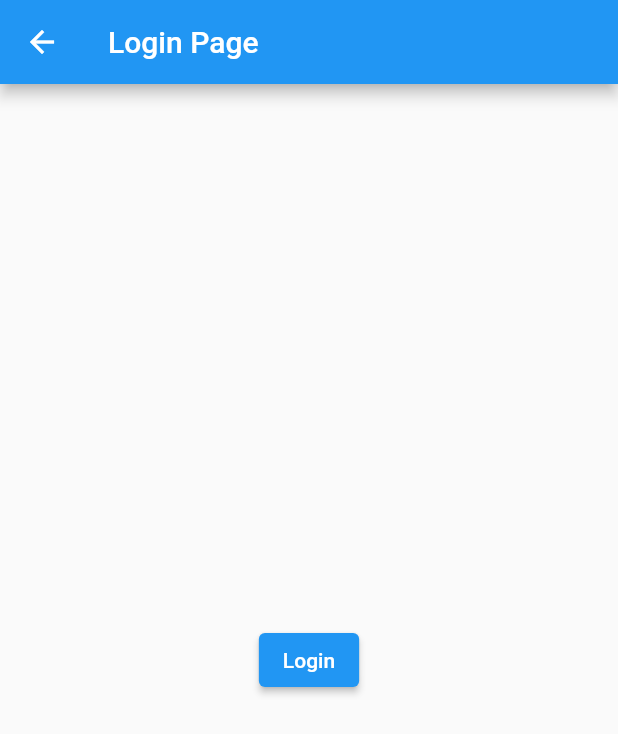
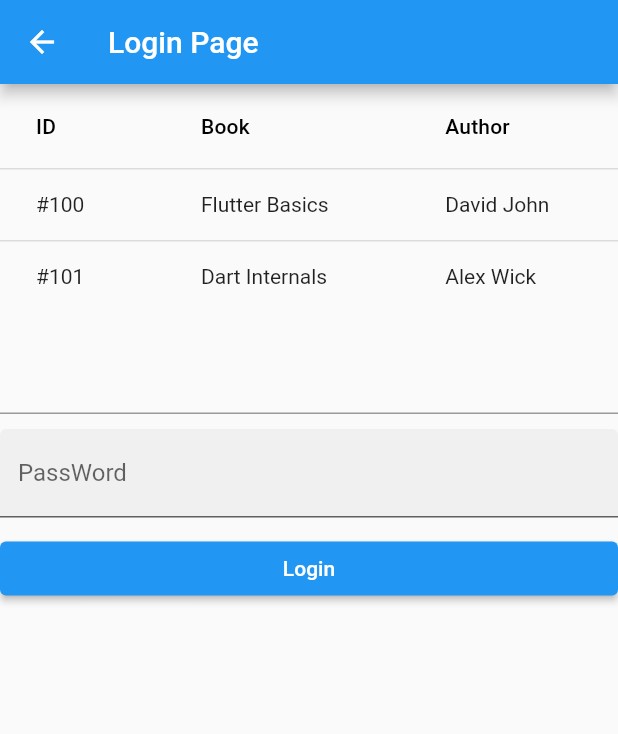
Before and after one commit to meraamine/firebase, a Flutter app: the screen it shows after launch, after a tap on "Go to Login Page", on a phone screen of 412 x 824 dp. Shown: the top 734 px of the screen. Run offline on Flutter 3.47's test engine with Material 2 defaults, Android fonts, the phone set to English and light mode, and no system bars; our stand-ins replace data_table_2, firebase_auth, firebase_core; accounts and stored records are empty.

Commit message:
The third Commit

```diff
--- a/lib/main.dart
+++ b/lib/main.dart
@@ -8,16 +8,19 @@ import 'package:firebase_core/firebase_core.dart';
 import 'package:provider/provider.dart';
 import 'firebase_options.dart';
 import 'models/authmodel.dart';
+import 'package:data_table_2/data_table_2.dart';
 
 
-void main() async {
+Future<void> main() async {
   WidgetsFlutterBinding.ensureInitialized();
-  await Firebase.initializeApp();
+  await Firebase.initializeApp(options: DefaultFirebaseOptions.currentPlatform);
+  await FirebaseAuth.instance.useAuthEmulator('10.0.2.2', 9099);
 
   runApp(
     ChangeNotifierProvider<AuthModel>(
       create: (_) => AuthModel(),
       child: MaterialApp(
+        debugShowCheckedModeBanner: false,
         home: Consumer<AuthModel>(
           builder: (_, auth, __) => auth.isSignedIn ? HomePage() : WelcomePage(),
         ),
--- a/lib/pages/LoginPage.dart
+++ b/lib/pages/LoginPage.dart
@@ -8,16 +8,99 @@ class LoginPage extends StatelessWidget {
   Widget build(BuildContext context) {
     return Scaffold(
       appBar: AppBar(title: Text('Login Page')),
-      body: Center(
-        child: ElevatedButton(
-          onPressed: () async {
-            final model = context.read<AuthModel>();
-            await model.signIn(email: 'test@test.com', password: 'test1234');
-            Navigator.pop(context);
-          },
-          child: Text('Login'),
+
+      body: ListView(
+        children: [
+          _createDataTable(),
+          SizedBox(height: 20,),
+          TextField(),
+          SizedBox(height: 10,),
+          MyTextField2(),
+          SizedBox(height: 10,),
+          MyButton()
+          ],
         ),
-      ),
+      );
+  }
+}
+
+class MyButton extends StatefulWidget {
+  const MyButton({super.key});
+
+  @override
+  State<MyButton> createState() => _MyButtonState();
+}
+
+class _MyButtonState extends State<MyButton> {
+  @override
+  Widget build(BuildContext context) {
+    return ElevatedButton(onPressed: () async {
+      final model = context.read<AuthModel>();
+      await model.signIn(email: 'test@test.com', password: 'test1234');
+      Navigator.pop(context);
+    },
+      child: Text('Login'),
     );
   }
 }
+
+
+
+DataTable _createDataTable() {
+  return DataTable(columns: _createColumns(), rows: _createRows());
+}
+List<DataColumn> _createColumns() {
+  return [
+    DataColumn(label: Text('ID')),
+    DataColumn(label: Text('Book')),
+    DataColumn(label: Text('Author'))
+  ];
+}
+List<DataRow> _createRows() {
+  return [
+    DataRow(cells: [
+      DataCell(Text('#100')),
+      DataCell(Text('Flutter Basics')),
+      DataCell(Text('David John'))
+    ]),
+    DataRow(cells: [
+      DataCell(Text('#101')),
+      DataCell(Text('Dart Internals')),
+      DataCell(Text('Alex Wick'))
+    ])
+  ];
+}
+
+class MyTextField extends StatefulWidget {
+  const MyTextField({super.key});
+
+  @override
+  State<MyTextField> createState() => _MyTextFieldState();
+}
+
+class _MyTextFieldState extends State<MyTextField> {
+  @override
+  Widget build(BuildContext context) {
+    return TextField(
+        decoration:InputDecoration
+          (filled: true, labelText: "UserName",hintText:"UserName" )
+    );
+  }
+}
+
+class MyTextField2 extends StatefulWidget {
+  const MyTextField2({super.key});
+
+  @override
+  State<MyTextField2> createState() => _MyTextField2State();
+}
+
+class _MyTextField2State extends State<MyTextField2> {
+  @override
+  Widget build(BuildContext context) {
+    return TextField(
+        decoration: InputDecoration(filled: true, labelText: "PassWord",hintText: "PassWord"),
+                   obscureText: true,
+    );
+  }
+}
--- a/pubspec.yaml
+++ b/pubspec.yaml
@@ -41,6 +41,7 @@ dependencies:
   cloud_firestore: ^4.9.2
   provider: ^6.0.5
   firebase_ui_auth: ^1.8.0
+  data_table_2: ^2.5.8
 
 
 
```
Also changed, not shown: pubspec.lock.
